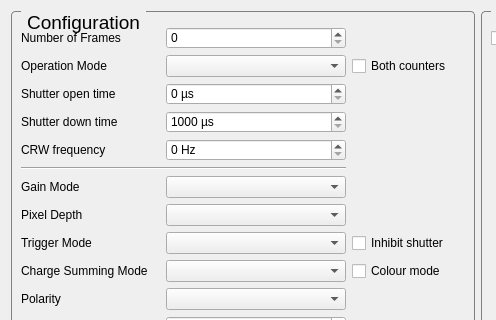
This is SpidrMpx3Eq/qcstmconfigmonitoring.ui in navrit/dexter as Qt 5 draws it before an edit; both pictures show x 0 to 496 and y 0 to 320 of the 1187 by 790 pixel window. The edited form follows.
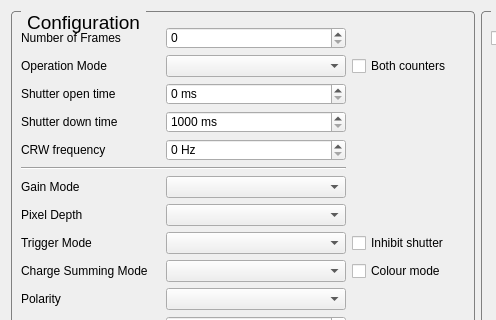
This is the edited form.

The edit to the form file:
```diff
--- a/SpidrMpx3Eq/qcstmconfigmonitoring.ui
+++ b/SpidrMpx3Eq/qcstmconfigmonitoring.ui
@@ -1217,7 +1217,7 @@
            <set>Qt::AlignLeading|Qt::AlignLeft|Qt::AlignVCenter</set>
           </property>
           <property name="suffix">
-           <string> µs</string>
+           <string> ms</string>
           </property>
           <property name="minimum">
            <number>1000</number>
@@ -1520,7 +1520,7 @@
            <bool>false</bool>
           </property>
           <property name="suffix">
-           <string> µs</string>
+           <string> ms</string>
           </property>
           <property name="maximum">
            <number>999999999</number>
```
